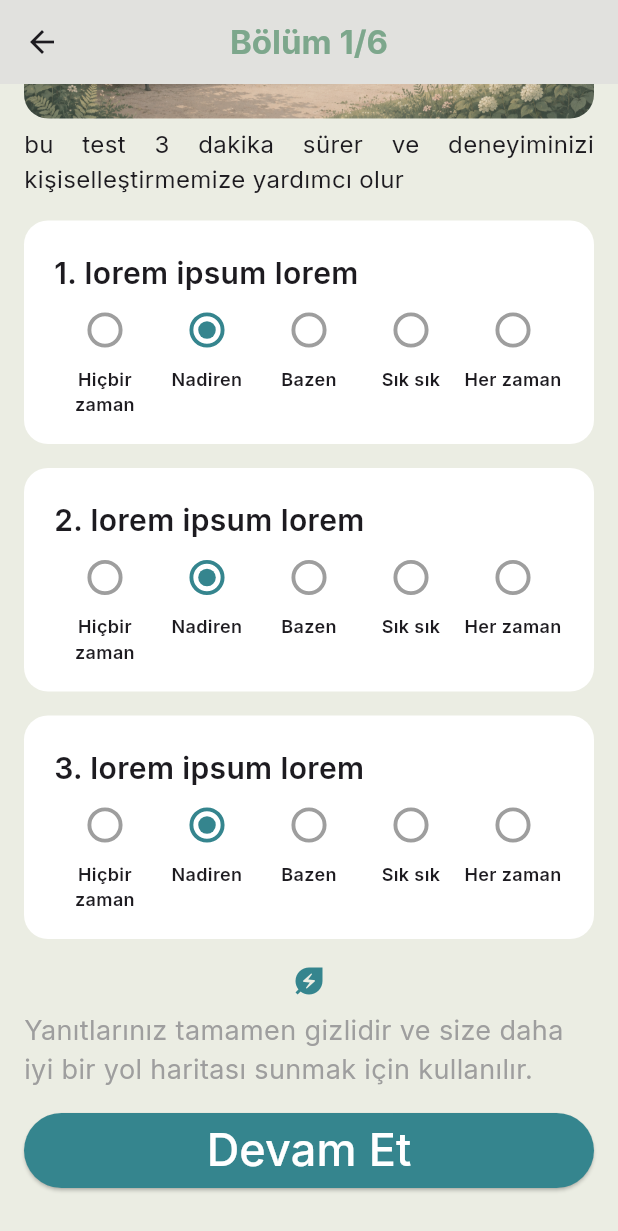
After one commit to sceneup/bagimlilikla_mucadele, a Flutter app: the AnketViews screen opened directly, scrolled down 215 dp, after a tap on "Devam Et", on a phone screen of 412 x 824 dp. The commit adds this screen. Shown: the top 1231 px of the screen. Run offline on Flutter 3.47's test engine with Material 3 defaults, Android fonts, the phone set to English and light mode, and no system bars; our stand-ins replace go_router.

Commit message:
anket sayfası oluşturuldu

```diff
--- a/lib/core/routers/app_router.dart
+++ b/lib/core/routers/app_router.dart
@@ -1,6 +1,7 @@
 import 'package:bagimlilik/core/routers/main_shell.dart';
 import 'package:bagimlilik/features/analiz/views/analiz_view.dart';
 import 'package:bagimlilik/features/anasayfa/views/anasayfa_view.dart';
+import 'package:bagimlilik/features/anket/views/anket_views.dart';
 import 'package:bagimlilik/features/bilgi/views/bilgi_view.dart';
 import 'package:bagimlilik/features/profil/views/profil_view.dart';
 import 'package:go_router/go_router.dart';
--- a/lib/features/anasayfa/views/anasayfa_view.dart
+++ b/lib/features/anasayfa/views/anasayfa_view.dart
@@ -1,3 +1,4 @@
+import 'package:bagimlilik/core/colors/app_colors.dart';
 import 'package:bagimlilik/core/widgets/BottomBar/custom_bottom_bar.dart';
 import 'package:bagimlilik/core/widgets/custom_app_bar.dart';
 import 'package:bagimlilik/features/anasayfa/widgets/HaftalikKart/haftalik_kart.dart';
@@ -15,7 +16,7 @@ class AnasayfaView extends StatelessWidget {
   @override
   Widget build(BuildContext context) {
     return Scaffold(
-      backgroundColor: Color(0xFFEBEDE3),
+      backgroundColor: AppColors.secondaryContainer2,
       appBar: CustomAppBar(
         title: 'Merhaba İrem',
         centerTitle: false,
--- /dev/null
+++ b/lib/features/anket/views/anket_views.dart
@@ -0,0 +1,52 @@
+import 'package:bagimlilik/core/colors/app_colors.dart';
+import 'package:bagimlilik/core/widgets/custom_app_bar.dart';
+import 'package:bagimlilik/features/anket/widgets/anket_baslik_alani.dart';
+import 'package:bagimlilik/features/anket/widgets/anket_gizlilik.dart';
+import 'package:bagimlilik/features/anket/widgets/anketcard/anket_soru_card.dart';
+import 'package:flutter/material.dart';
+
+class AnketViews extends StatelessWidget {
+  const AnketViews({super.key});
+
+  @override
+  Widget build(BuildContext context) {
+    return Scaffold(
+      backgroundColor: AppColors.secondaryContainer2,
+      appBar: CustomAppBar(title: "Bölüm 1/6"),
+      body: SafeArea(
+          child: SingleChildScrollView(
+            child: Padding(
+              padding: const EdgeInsets.symmetric(horizontal: 16.0,vertical: 16),
+              child: Column(
+                children: [
+                  AnketBaslikAlani(value: 0.3,),
+                  const SizedBox(height: 16,),
+                  AnketSoruCard(soruNo:1 ,soruMetni: "lorem ipsum lorem",),
+                  const SizedBox(height: 16,),
+                  AnketSoruCard(soruNo:2 ,soruMetni: "lorem ipsum lorem",),
+                  const SizedBox(height: 16,),
+                  AnketSoruCard(soruNo:3 ,soruMetni: "lorem ipsum lorem",),
+                  const SizedBox(height: 16,),
+                  const AnketGizlilik(),
+                  const SizedBox(height: 16,),
+                  SizedBox(
+                    width: double.infinity,
+                    height: 50,
+                    child: ElevatedButton(
+                        onPressed: (){},
+                        child: const Text("Devam Et",style:  const TextStyle(fontSize: 30),),
+                        style: ElevatedButton.styleFrom(
+                          backgroundColor: AppColors.accent,
+                          foregroundColor: Colors.white
+                        ),
+                    ),
+                  ),
+                  const SizedBox(height: 16,),
+                ],
+              ),
+            ),
+          )
+      ),
+    );
+  }
+}
--- /dev/null
+++ b/lib/features/anket/widgets/anket_baslik_alani.dart
@@ -0,0 +1,67 @@
+import 'package:bagimlilik/core/colors/app_colors.dart';
+import 'package:flutter/material.dart';
+
+class AnketBaslikAlani extends StatelessWidget {
+  double value;
+  AnketBaslikAlani({required this.value,super.key});
+
+  @override
+  Widget build(BuildContext context) {
+    return Column(
+          crossAxisAlignment: CrossAxisAlignment.start,
+          children: [
+            const SizedBox(height: 8,),
+            LinearProgressIndicator(
+              color: AppColors.accent,
+              backgroundColor: AppColors.primaryContainer,
+              minHeight: 8,
+              value: value,
+            ),
+            const SizedBox(height: 16,),
+            Stack(
+              children: [
+                ClipRRect(
+                  borderRadius: BorderRadius.circular(16),
+                  child: Image.asset(
+                    "assets/images/anketresim.png",
+                    fit: BoxFit.cover,
+                  ),
+                ),
+
+                // Hafif koyu katman
+                Positioned.fill(
+                  child: ClipRRect(
+                    borderRadius: BorderRadius.circular(16),
+                    child: Container(
+                      color: Colors.black.withOpacity(0.10),
+                    ),
+                  ),
+                ),
+
+                Positioned(
+                  left: 20,
+                  bottom: 20,
+                  child: Text(
+                    "Alışveriş Alışkanlıklarınızı\nDeğerlendirelim",
+                    style: TextStyle(
+                      fontSize: 24,
+                      fontWeight: FontWeight.bold,
+                      color: Colors.white,
+                      shadows: [
+                        Shadow(
+                          offset: Offset(0, 2),
+                          blurRadius: 8,
+                          color: Colors.black54,
+                        ),
+                      ],
+                    ),
+                  ),
+                ),
+              ],
+            ),
+            const SizedBox(height: 6,),
+            const Text("bu test 3 dakika sürer ve deneyiminizi kişiselleştirmemize yardımcı olur",style: const TextStyle(fontSize: 16),textAlign: TextAlign.justify,)
+          ],
+    );
+  }
+}
--- /dev/null
+++ b/lib/features/anket/widgets/anket_gizlilik.dart
@@ -0,0 +1,17 @@
+import 'package:bagimlilik/core/colors/app_colors.dart';
+import 'package:flutter/material.dart';
+
+class AnketGizlilik extends StatelessWidget {
+  const AnketGizlilik({super.key});
+
+  @override
+  Widget build(BuildContext context) {
+    return Column(
+      children: [
+        const Icon(Icons.energy_savings_leaf,size: 24,color: AppColors.accent,),
+        const SizedBox(height: 8,),
+        const Text("Yanıtlarınız tamamen gizlidir ve size daha iyi bir yol haritası sunmak için kullanılır.",style: const TextStyle(fontSize: 18,color: Colors.grey),),
+      ],
+    );
+  }
+}
--- /dev/null
+++ b/lib/features/anket/widgets/anketcard/anket_cevaplar.dart
@@ -0,0 +1,64 @@
+import 'package:bagimlilik/core/colors/app_colors.dart';
+import 'package:flutter/material.dart';
+
+class AnketCevaplar extends StatelessWidget {
+  final int? seciliDeger;
+  final ValueChanged<int?> onChanged;
+
+  const AnketCevaplar({
+    required this.seciliDeger,
+    required this.onChanged,
+    super.key,
+  });
+
+  @override
+  Widget build(BuildContext context) {
+    const cevaplar = [
+      "Hiçbir zaman",
+      "Nadiren",
+      "Bazen",
+      "Sık sık",
+      "Her zaman",
+    ];
+    return Row(
+      children: List.generate(
+        cevaplar.length,
+            (index) {
+          return Expanded(
+            child: Column(
+              mainAxisSize: MainAxisSize.min,
+              children: [
+                Transform.scale(
+                  scale: 1.3,
+                  child: Radio<int>(
+                    value: index,
+                    groupValue: seciliDeger,
+                    onChanged: onChanged,
+                    fillColor: WidgetStateProperty.resolveWith((states) {
+                      if (states.contains(WidgetState.selected)) {
+                        return AppColors.accent;
+                      }
+                      return Colors.grey;
+                    }),
+                  ),
+                ),
+                SizedBox(
+                  height: 32,
+                  child: Text(
+                    cevaplar[index],
+                    textAlign: TextAlign.center,
+                    maxLines:  2,
+                    style: const TextStyle(
+                      fontSize: 12,
+                      fontWeight: FontWeight.w600,
+                    ),
+                  ),
+                )
+              ],
+            ),
+          );
+        },
+      ),
+    );
+  }
+}
--- /dev/null
+++ b/lib/features/anket/widgets/anketcard/anket_soru_card.dart
@@ -0,0 +1,41 @@
+import 'package:bagimlilik/features/anket/widgets/anketcard/anket_cevaplar.dart';
+import 'package:flutter/material.dart';
+
+class AnketSoruCard extends StatelessWidget {
+  final int soruNo;
+  final String soruMetni;
+
+  const AnketSoruCard({
+    required this.soruNo,
+    required this.soruMetni,
+    super.key,
+  });
+
+  @override
+  Widget build(BuildContext context) {
+    return Container(
+      width: double.infinity,
+      padding: const EdgeInsets.all(20),
+      decoration: BoxDecoration(
+        color: Colors.white,
+        borderRadius: BorderRadius.circular(16),
+      ),
+      child: Column(
+        crossAxisAlignment: CrossAxisAlignment.start,
+        children: [
+            Text(
+              "$soruNo. $soruMetni",
+              style: const TextStyle(
+              fontSize: 20,
+              fontWeight: FontWeight.w600,
+            ),),
+             AnketCevaplar(
+               seciliDeger: 1,
+               onChanged: (value) {
+               debugPrint(value.toString());
+             },),
+        ],
+      ),
+    );
+  }
+}
--- a/pubspec.yaml
+++ b/pubspec.yaml
@@ -65,8 +65,8 @@ flutter:
           style: italic
 
   # To add assets to your application, add an assets section, like this:
-  # assets:
-  #   - images/a_dot_burr.jpeg
+  assets:
+     - assets/images/anketresim.png
   #   - images/a_dot_ham.jpeg
 
   # An image asset can refer to one or more resolution-specific "variants", see
```
Also changed, not shown: assets/images/anketresim.png (added).
